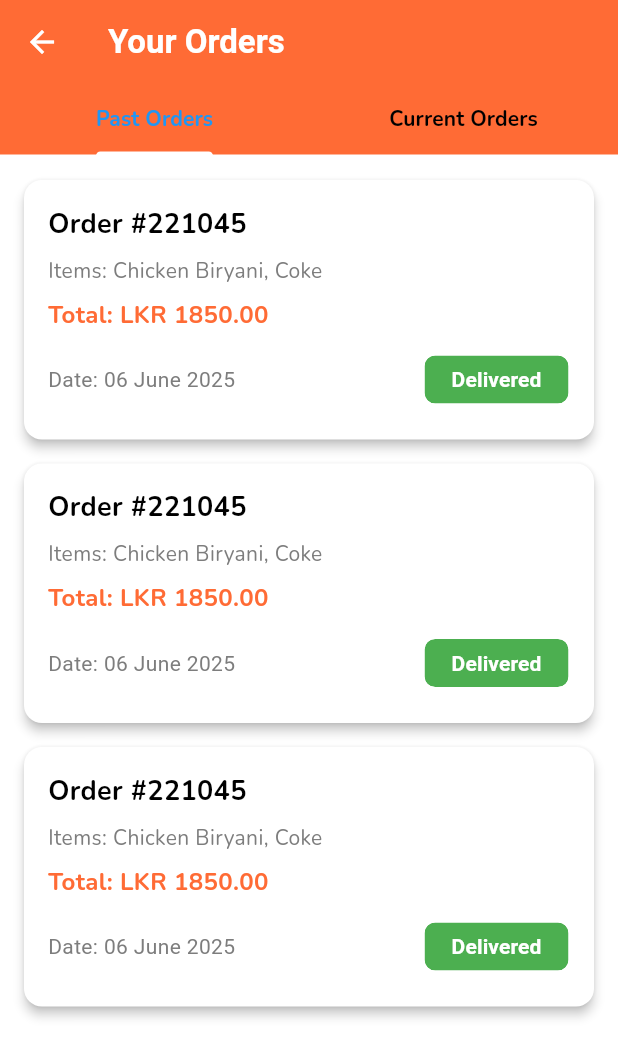
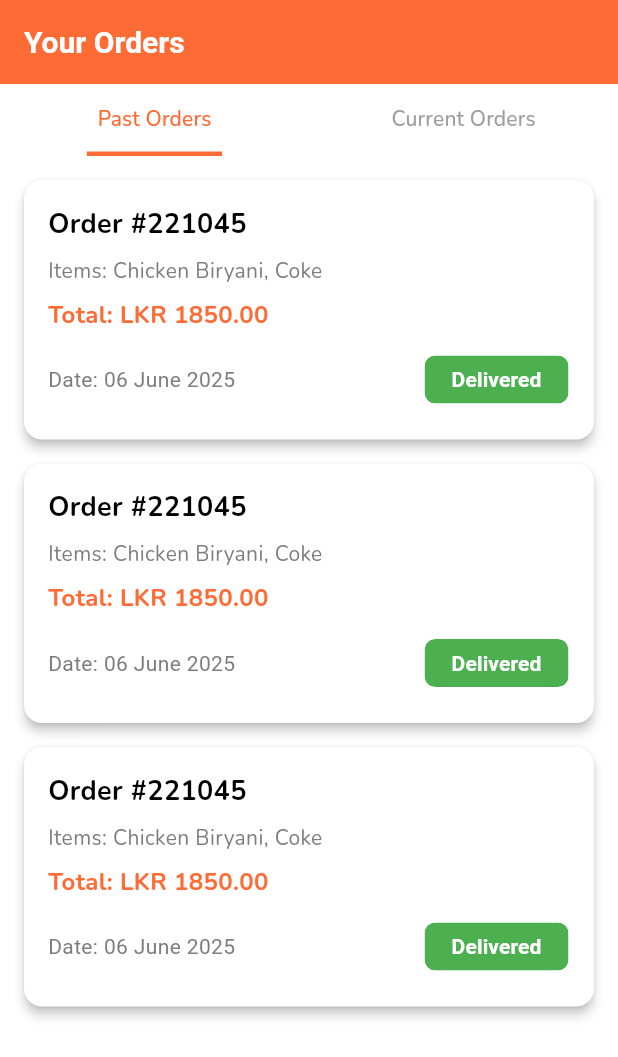
Before and after one commit to M-J-Christina213/swiftdine-app, a Flutter app: the OrderScreen screen opened by its route, on a phone screen of 412 x 824 dp. Shown: the top 1057 px of the screen. Run offline on Flutter 3.47's test engine with Material 3 defaults, Android fonts, the phone set to English and light mode, and no system bars; our stand-ins replace geocoding, geolocator, google_fonts, smooth_page_indicator; network calls fail.

Commit message:
😎finished the ui design for order screen ☺️

```diff
--- a/lib/views/orders_screen.dart
+++ b/lib/views/orders_screen.dart
@@ -1,7 +1,7 @@
 import 'package:flutter/material.dart';
+import 'package:swiftdine_app/themes/app_theme.dart';
 import 'package:swiftdine_app/views/orders/current_orders_tab.dart';
 import 'package:swiftdine_app/views/orders/past_orders_tab.dart';
-import 'package:swiftdine_app/themes/app_theme.dart';
 
 class OrderScreen extends StatelessWidget {
   const OrderScreen({super.key});
@@ -10,18 +10,37 @@ class OrderScreen extends StatelessWidget {
   Widget build(BuildContext context) {
     return DefaultTabController(
       length: 2,
-      initialIndex: 0, // Past Orders first
       child: Scaffold(
+        backgroundColor: AppTheme.backgroundColor,
         appBar: AppBar(
-          title: const Text('Your Orders'),
           backgroundColor: AppTheme.primaryColor,
-          bottom: const TabBar(
-            indicatorColor: Colors.white,
-            labelStyle: TextStyle(fontWeight: FontWeight.bold),
-            tabs: [
-              Tab(text: 'Past Orders'),
-              Tab(text: 'Current Orders'),
-            ],
+          elevation: 0,
+          automaticallyImplyLeading: false,
+          title: const Text(
+            "Your Orders",
+            style: TextStyle(
+              color: Colors.white,
+              fontWeight: FontWeight.bold,
+              fontSize: 20,
+            ),
+          ),
+          bottom: PreferredSize(
+            preferredSize: const Size.fromHeight(48),
+            child: Container(
+              color: Colors.white,
+              child: TabBar(
+                labelColor: AppTheme.primaryColor,
+                unselectedLabelColor: Colors.grey,
+                indicator: UnderlineTabIndicator(
+                  borderSide: BorderSide(width: 3.0, color: AppTheme.primaryColor),
+                  insets: EdgeInsets.symmetric(horizontal: 80.0),
+                ),
+                tabs: const [
+                  Tab(text: 'Past Orders'),
+                  Tab(text: 'Current Orders'),
+                ],
+              ),
+            ),
           ),
         ),
         body: const TabBarView(
```
Also changed, not shown: lib/views/orders/current_orders_tab.dart (+6 -5 lines), lib/views/widgets/orders/current_order_cart.dart (+26 -11 lines).
